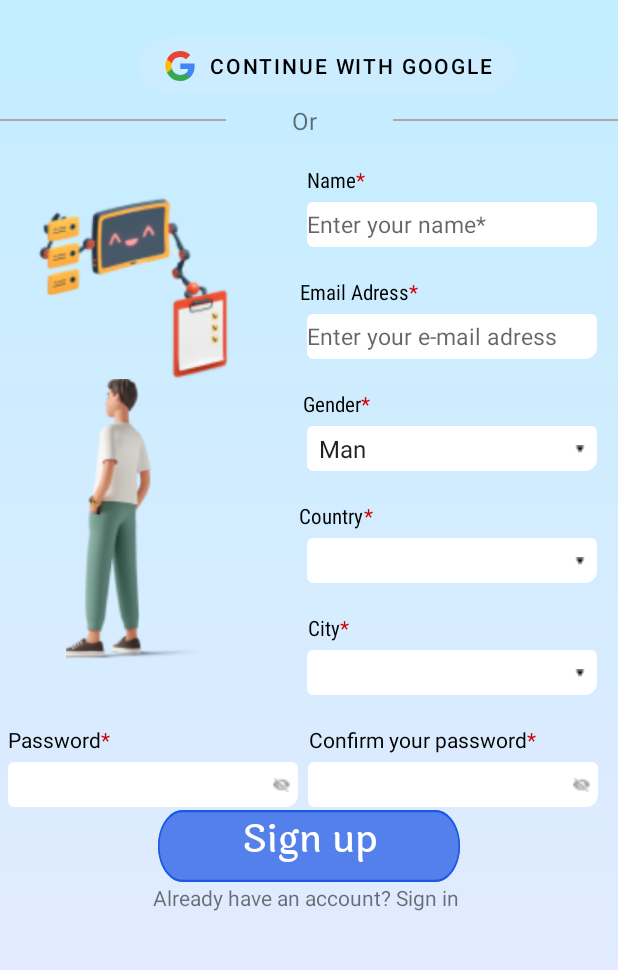
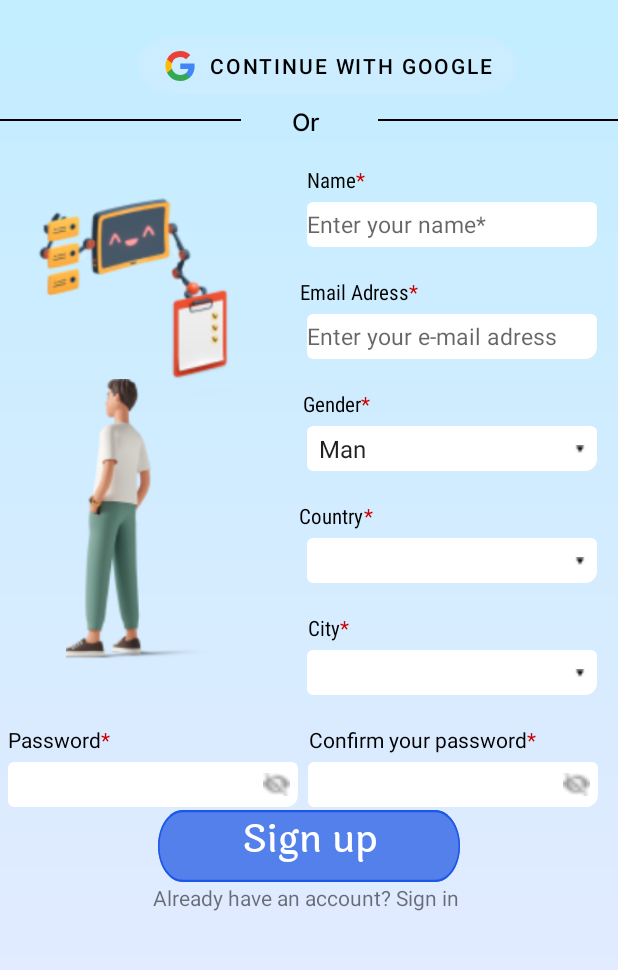
Before and after one commit to selincengiz41/surveysaurus-android, an Android app: the SignUpFragment screen opened through its navigation route, on a phone screen of 412 x 824 dp, the part 84-1054 px from its top. Run offline under Robolectric (Android 15) with nearby library versions, the phone set to English and light mode, and no system bars; libraries missing offline, so code that uses them is left out: com.microsoft.appcenter; 4 statements that could not run were skipped.

Commit message:
[bugfix]-[30]-[semver:patch]-Test sonuçlarına göre sign up'da düzenlemeler yapılmıştır.

```diff
--- a/app/src/main/res/layout/fragment_sign_up.xml
+++ b/app/src/main/res/layout/fragment_sign_up.xml
@@ -267,8 +267,8 @@
 
     <View
         android:id="@+id/visible_password"
-        android:layout_width="11dp"
-        android:layout_height="9dp"
+        android:layout_width="18dp"
+        android:layout_height="15dp"
         android:layout_marginEnd="5dp"
 
         android:background="@drawable/eye"
@@ -278,8 +278,8 @@
 
     <View
         android:id="@+id/visible_password2"
-        android:layout_width="11dp"
-        android:layout_height="9dp"
+        android:layout_width="18dp"
+        android:layout_height="15dp"
         android:layout_marginEnd="5dp"
         android:background="@drawable/eye"
         app:layout_constraintBottom_toBottomOf="@+id/editTextTextPassword2"
@@ -413,7 +413,9 @@
         android:layout_width="23dp"
         android:layout_height="25dp"
         android:layout_marginTop="5dp"
+        android:fontFamily="@font/inter_medium"
         android:text="Or"
+        android:textColor="@color/black"
         android:textSize="16sp"
         app:layout_constraintEnd_toEndOf="parent"
         app:layout_constraintStart_toStartOf="parent"
@@ -424,9 +426,9 @@
         android:id="@+id/line2"
         android:layout_width="300dp"
         android:layout_height="1dp"
-        android:layout_marginStart="-150dp"
+        android:layout_marginStart="-140dp"
         android:layout_marginTop="15dp"
-        android:background="@android:color/darker_gray"
+        android:background="@android:color/black"
         app:layout_constraintStart_toStartOf="parent"
         app:layout_constraintTop_toBottomOf="@+id/button_google" />
 
@@ -435,8 +437,8 @@
         android:layout_width="300dp"
         android:layout_height="1dp"
         android:layout_marginTop="15dp"
-        android:layout_marginEnd="-150dp"
-        android:background="@android:color/darker_gray"
+        android:layout_marginEnd="-140dp"
+        android:background="@android:color/black"
         app:layout_constraintEnd_toEndOf="parent"
         app:layout_constraintTop_toBottomOf="@+id/button_google" />
 
```
